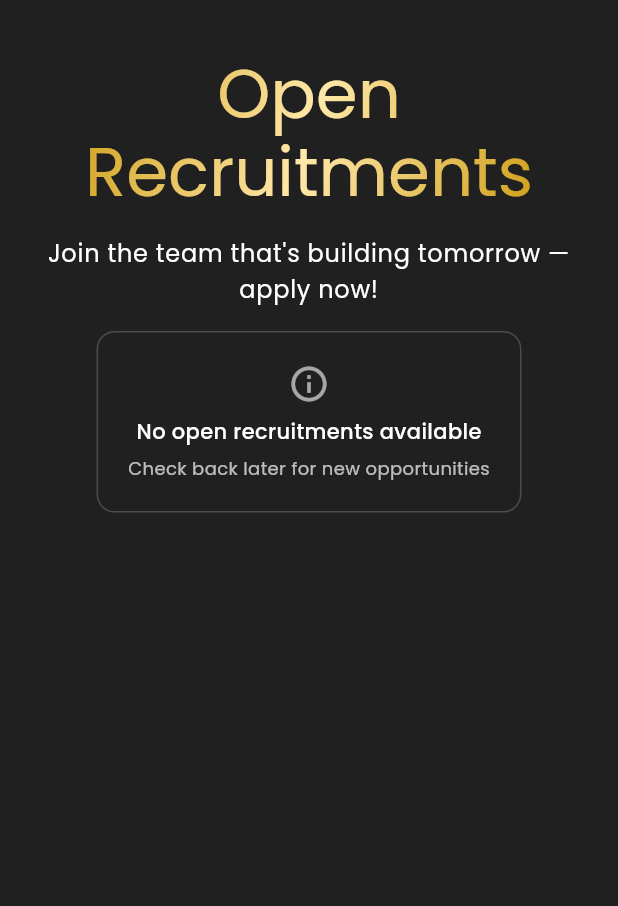
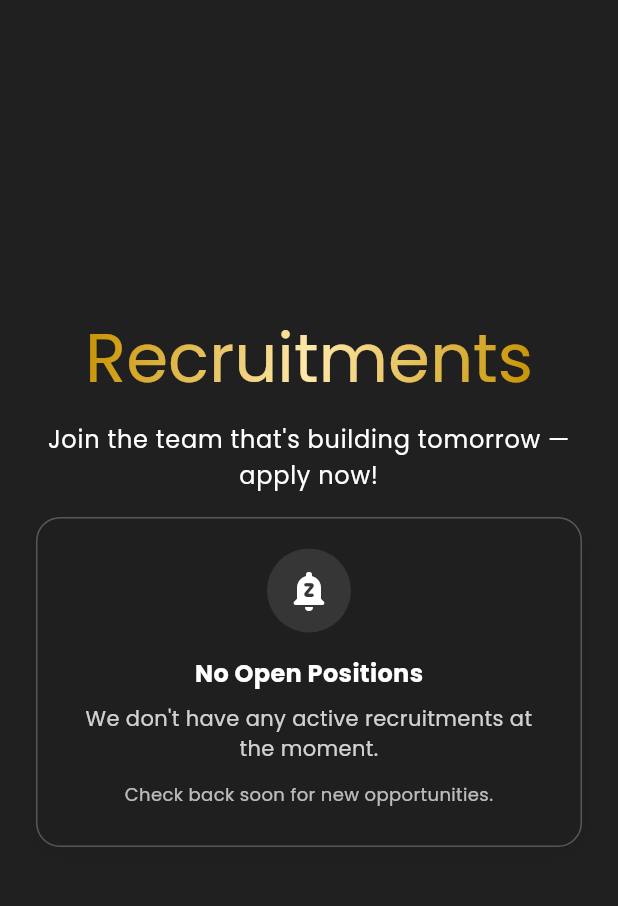
Before and after one commit to E-Cell-VITB/e_cell_website, a Flutter app: the UserOpenRecruitmentsList screen opened by its route, on a phone screen of 412 x 824 dp, the part 89-995 px from its top. Run offline on Flutter 3.47's test engine with Material 3 defaults, Android fonts, the phone set to English and light mode, and no system bars; drawn by our look-alikes of toastification; our stand-ins replace cached_network_image, cloud_firestore, dio, firebase_auth, firebase_core, go_router and 2 more; missing offline and left inert: gsheets; accounts and stored records are empty; statements that could not run were skipped.

Commit message:
feat: Add email notification for recruitment application submissions and enhance routing

```diff
--- a/lib/app/go_router_navigation.dart
+++ b/lib/app/go_router_navigation.dart
@@ -121,11 +121,15 @@ final GoRouter appRouter = GoRouter(
               builder: (context, state) => const UserOpenRecruitmentsList(),
             ),
             GoRoute(
-              path: 'recruitment/:id',
+              path: 'recruitment/:id/:department',
               name: 'recruitmentApplications',
               builder: (context, state) {
                 final recruitmentId = state.pathParameters['id']!;
-                return RecruitmentFormScreen(recruitmentId: recruitmentId);
+                final department = state.pathParameters['department']!;
+                return RecruitmentFormScreen(
+                  recruitmentId: recruitmentId,
+                  dept: department,
+                );
               },
             ),
           ],
--- a/lib/screens/recruitment/recruitment_list/user_open_recruitment.dart
+++ b/lib/screens/recruitment/recruitment_list/user_open_recruitment.dart
@@ -22,13 +22,14 @@ class UserOpenRecruitmentsList extends StatelessWidget {
 
     return ParticleBackground(
       child: Center(
+        child: SingleChildScrollView(
           child: Container(
             padding: EdgeInsets.all(isMobile ? 24.0 : 24.0),
             child: Column(
               crossAxisAlignment: CrossAxisAlignment.center,
               children: [
                 LinearGradientText(
-                child: Text('Open Recruitments',
+                  child: Text('Recruitments',
                       textAlign: TextAlign.center,
                       style: isMobile
                           ? Theme.of(context).textTheme.displayMedium
@@ -95,7 +96,8 @@ class UserOpenRecruitmentsList extends StatelessWidget {
                                 provider.clearError();
                               },
                               style: TextButton.styleFrom(
-                              backgroundColor: secondaryColor.withOpacity(0.1),
+                                backgroundColor:
+                                    secondaryColor.withOpacity(0.1),
                                 padding: const EdgeInsets.symmetric(
                                     horizontal: 16, vertical: 8),
                               ),
@@ -152,7 +154,8 @@ class UserOpenRecruitmentsList extends StatelessWidget {
                                 provider.clearError();
                               },
                               style: TextButton.styleFrom(
-                              backgroundColor: secondaryColor.withOpacity(0.1),
+                                backgroundColor:
+                                    secondaryColor.withOpacity(0.1),
                                 padding: const EdgeInsets.symmetric(
                                     horizontal: 16, vertical: 8),
                               ),
@@ -188,38 +191,63 @@ class UserOpenRecruitmentsList extends StatelessWidget {
 
                     if (!snapshot.hasData || snapshot.data!.docs.isEmpty) {
                       return Container(
-                      padding: const EdgeInsets.all(20),
+                        padding: EdgeInsets.all(isMobile ? 20 : 24),
                         decoration: BoxDecoration(
-                        color: backgroundColor.withOpacity(0.3),
-                        borderRadius: BorderRadius.circular(12),
+                          color: backgroundColor.withOpacity(0.4),
+                          borderRadius: BorderRadius.circular(16),
                           border:
-                            Border.all(color: primaryColor.withOpacity(0.2)),
+                              Border.all(color: primaryColor.withOpacity(0.25)),
+                          boxShadow: [
+                            BoxShadow(
+                              color: Colors.black.withOpacity(0.05),
+                              blurRadius: 10,
+                              offset: const Offset(0, 4),
+                            ),
+                          ],
                         ),
                         child: Column(
                           mainAxisSize: MainAxisSize.min,
                           children: [
-                          Icon(
-                            Icons.info_outline,
-                            color: primaryColor.withOpacity(0.6),
-                            size: isMobile ? 28 : 32,
+                            Container(
+                              padding: EdgeInsets.all(isMobile ? 12 : 16),
+                              decoration: BoxDecoration(
+                                color: primaryColor.withOpacity(0.1),
+                                shape: BoxShape.circle,
                               ),
-                          SizedBox(height: isMobile ? 8 : 12),
+                              child: Icon(
+                                Icons.notifications_paused_rounded,
+                                color: primaryColor,
+                                size: isMobile ? 32 : 40,
+                              ),
+                            ),
+                            SizedBox(height: isMobile ? 16 : 20),
                             Text(
-                            'No open recruitments available',
+                              'No Open Positions',
                               style: TextStyle(
                                 color: primaryColor,
-                              fontSize: isMobile ? 14 : 16,
-                              fontWeight: FontWeight.w500,
+                                fontSize: isMobile ? 16 : 18,
+                                fontWeight: FontWeight.bold,
                               ),
                             ),
-                          SizedBox(height: isMobile ? 6 : 8),
+                            SizedBox(height: isMobile ? 8 : 10),
                             Text(
-                            'Check back later for new opportunities',
+                              'We don\'t have any active recruitments at the moment.',
+                              textAlign: TextAlign.center,
+                              style: TextStyle(
+                                color: primaryColor.withOpacity(0.8),
+                                fontSize: isMobile ? 14 : 15,
+                              ),
+                            ),
+                            SizedBox(height: isMobile ? 12 : 14),
+                            Text(
+                              'Check back soon for new opportunities.',
+                              textAlign: TextAlign.center,
                               style: TextStyle(
                                 color: primaryColor.withOpacity(0.7),
                                 fontSize: isMobile ? 12 : 14,
                               ),
                             ),
+                            SizedBox(height: isMobile ? 6 : 8),
                           ],
                         ),
                       );
@@ -231,7 +259,8 @@ class UserOpenRecruitmentsList extends StatelessWidget {
                           : screenWidth * 0.8,
                       decoration: BoxDecoration(
                         borderRadius: BorderRadius.circular(12),
-                      border: Border.all(color: primaryColor.withOpacity(0.3)),
+                        border:
+                            Border.all(color: primaryColor.withOpacity(0.3)),
                       ),
                       child: ClipRRect(
                         borderRadius: BorderRadius.circular(12),
@@ -248,7 +277,8 @@ class UserOpenRecruitmentsList extends StatelessWidget {
                           itemBuilder: (context, index) {
                             final doc = snapshot.data!.docs[index];
                             final department = doc['department'] as String;
-                          final positions = List<String>.from(doc['positions']);
+                            final positions =
+                                List<String>.from(doc['positions']);
                             final timestamp = doc['createdAt'] as Timestamp?;
                             final date = timestamp != null
                                 ? _formatDate(timestamp.toDate())
@@ -334,7 +364,8 @@ class UserOpenRecruitmentsList extends StatelessWidget {
                                             vertical: isMobile ? 2 : 3,
                                           ),
                                           decoration: BoxDecoration(
-                                          color: primaryColor.withOpacity(0.1),
+                                            color:
+                                                primaryColor.withOpacity(0.1),
                                             borderRadius:
                                                 BorderRadius.circular(4),
                                             border: Border.all(
@@ -355,8 +386,8 @@ class UserOpenRecruitmentsList extends StatelessWidget {
                                   ],
                                 ),
                                 onTap: () {
-                                final authProvider = Provider.of<AuthProvider>(
-                                    context,
+                                  final authProvider =
+                                      Provider.of<AuthProvider>(context,
                                           listen: false);
                                   if (authProvider.currentUserModel == null) {
                                     showCustomToast(
@@ -381,8 +412,8 @@ class UserOpenRecruitmentsList extends StatelessWidget {
                                             height: MediaQuery.sizeOf(context)
                                                     .height *
                                                 0.8,
-                                          width:
-                                              MediaQuery.sizeOf(context).width *
+                                            width: MediaQuery.sizeOf(context)
+                                                    .width *
                                                 0.4,
                                             child: Consumer<AuthProvider>(
                                               builder: (context, auth, _) {
@@ -395,7 +426,8 @@ class UserOpenRecruitmentsList extends StatelessWidget {
 
                                                   // Close the dialog after a short delay to allow state to settle
                                                   WidgetsBinding.instance
-                                                    .addPostFrameCallback((_) {
+                                                      .addPostFrameCallback(
+                                                          (_) {
                                                     Navigator.of(dialogContext).pop(
                                                         true); // Pass true to indicate success
                                                   });
@@ -429,6 +461,7 @@ class UserOpenRecruitmentsList extends StatelessWidget {
                                               'recruitmentApplications',
                                               pathParameters: {
                                                 'id': documentId,
+                                                'department': department
                                               },
                                             );
                                           } else {
@@ -448,6 +481,7 @@ class UserOpenRecruitmentsList extends StatelessWidget {
                                     'recruitmentApplications',
                                     pathParameters: {
                                       'id': doc.id,
+                                      'department': department
                                     },
                                   );
                                 },
@@ -460,6 +494,7 @@ class UserOpenRecruitmentsList extends StatelessWidget {
                   },
                 ),
               ],
+            ),
           ),
         ),
       ),
--- a/pubspec.yaml
+++ b/pubspec.yaml
@@ -52,6 +52,7 @@ dependencies:
   font_awesome_flutter: ^10.8.0
   dio: ^5.8.0+1
   firebase_auth: ^5.5.3
+  http: ^1.4.0
 
 
 
```
Also changed, not shown: lib/backend/firebase_services/recruitment_service.dart (+62 -0 lines), lib/screens/recruitment/applications/recruitment_form_screen.dart (+19 -3 lines), lib/services/providers/recruitment_provider.dart (+23 -3 lines), pubspec.lock. Lines whose indentation alone changed are shown as unchanged.
